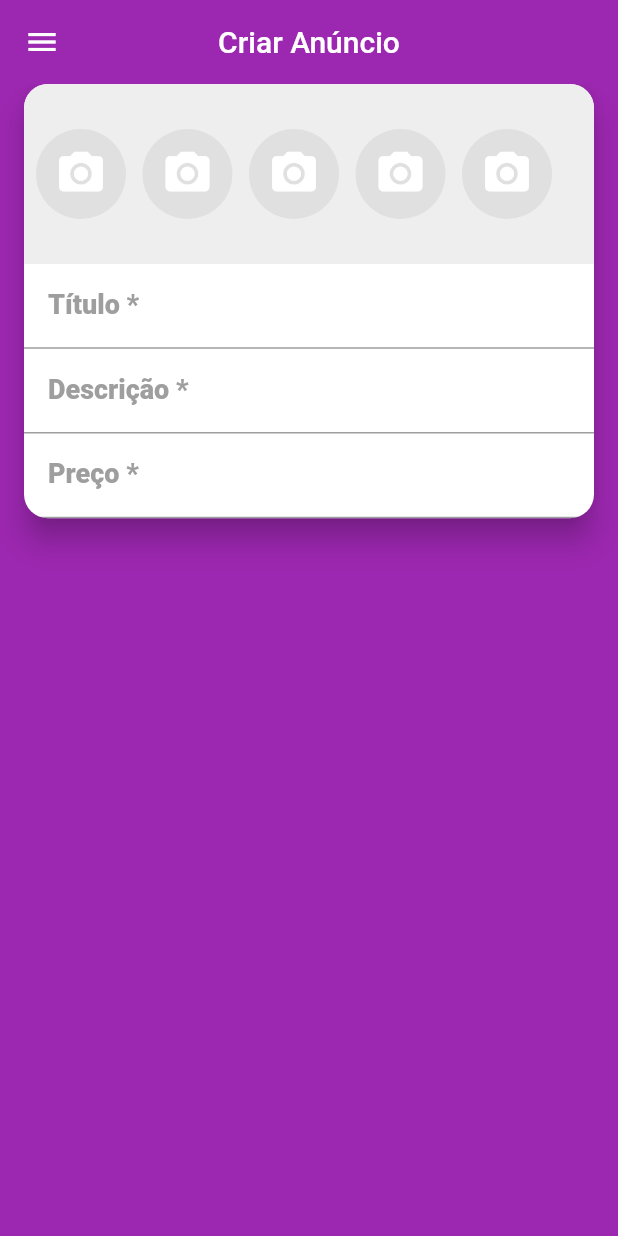
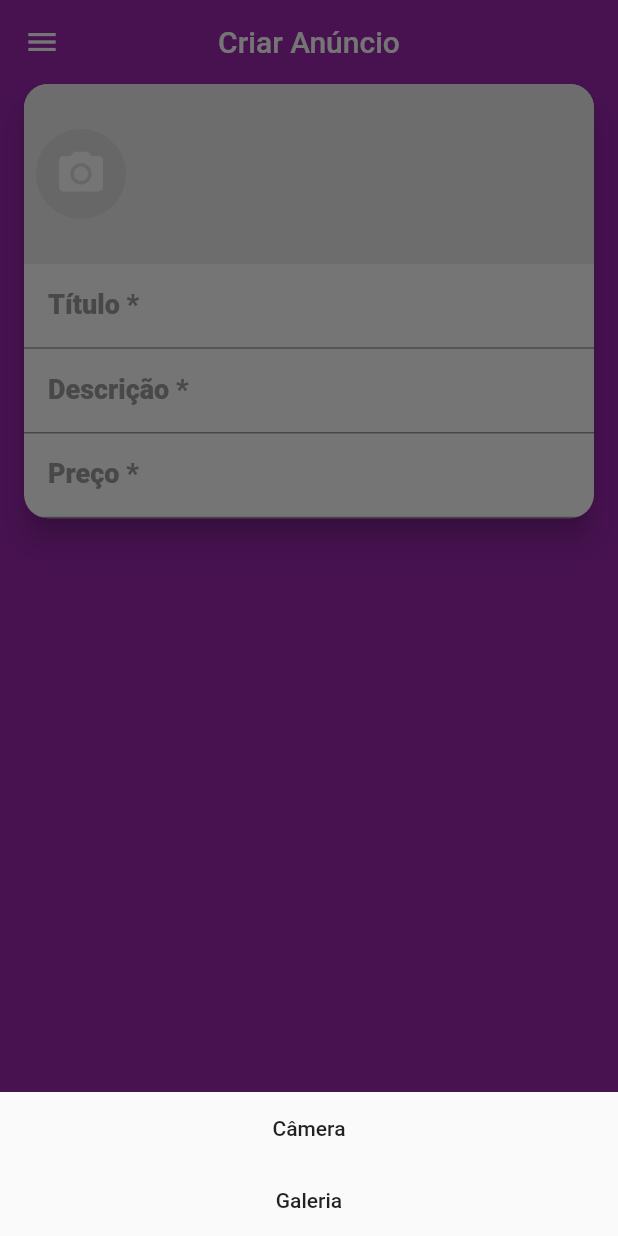
Before and after one commit to Mjsilva7/mobX, a Flutter app: the CreateScreen screen opened directly, after a tap on the "camera alt" icon, on a phone screen of 412 x 824 dp. Run offline on Flutter 3.47's test engine with Material 2 defaults, Android fonts, the phone set to English and light mode, and no system bars; our stand-ins replace brasil_fields, flutter_mobx, get_it, image_cropper, image_picker, mobx and 1 more; accounts and stored records are empty; generated files the repository leaves out were written again.

Commit message:
Novas implementações
inclusao de imagens

```diff
--- /dev/null
+++ b/xlomobX/lib/screens/create/components/image_source_modal.dart
@@ -0,0 +1,88 @@
+import 'dart:io';
+
+import 'package:flutter/cupertino.dart';
+import 'package:flutter/material.dart';
+import 'package:image_cropper/image_cropper.dart';
+import 'package:image_picker/image_picker.dart';
+
+class ImageSourceModal extends StatelessWidget {
+  ImageSourceModal(this.onImageSelected);
+
+  final Function(File) onImageSelected;
+
+  @override
+  Widget build(BuildContext context) {
+    if (Platform.isAndroid)
+      return BottomSheet(
+          onClosing: () {},
+          builder: (_) => Column(
+                mainAxisSize: MainAxisSize.min,
+                crossAxisAlignment: CrossAxisAlignment.stretch,
+                children: [
+                  FlatButton(
+                    child: const Text('Câmera'),
+                    onPressed: getFromCamera,
+                  ),
+                  FlatButton(
+                    child: const Text('Galeria'),
+                    onPressed: getFromGallery,
+                  ),
+                ],
+              ));
+    else
+      return CupertinoActionSheet(
+        title: const Text('Selecionar foto para o anúncio!'),
+        cancelButton: CupertinoActionSheetAction(
+            child: const Text(
+              'Cancelar',
+              style: TextStyle(
+                color: Colors.red,
+              ),
+            ),
+            onPressed: Navigator.of(context).pop),
+        actions: [
+          CupertinoActionSheetAction(
+            child: const Text('Câmera'),
+            onPressed: getFromCamera,
+          ),
+          CupertinoActionSheetAction(
+            child: const Text('Galeria'),
+            onPressed: getFromGallery,
+          ),
+        ],
+      );
+  }
+
+  Future<void> getFromCamera() async {
+    final pickedFile = await ImagePicker().getImage(source: ImageSource.camera);
+    if (pickedFile == null) return;
+    final image = File(pickedFile.path);
+    imageSelected(image);
+  }
+
+  Future<void> getFromGallery() async {
+    final pickedFile =
+        await ImagePicker().getImage(source: ImageSource.gallery);
+    if (pickedFile == null) return;
+    final image = File(pickedFile.path);
+    imageSelected(image);
+  }
+
+  Future<void> imageSelected(File image) async {
+    final croppedFile = await ImageCropper.cropImage(
+      sourcePath: image.path,
+      aspectRatio: CropAspectRatio(ratioX: 1, ratioY: 1),
+      androidUiSettings: AndroidUiSettings(
+        toolbarTitle: 'Editar imagem',
+        toolbarColor: Colors.purple,
+        toolbarWidgetColor: Colors.white,
+      ),
+      iosUiSettings: IOSUiSettings(
+        title: 'Edita imagem',
+        cancelButtonTitle: 'Cancelar',
+        doneButtonTitle: 'Concluir',
+      ),
+    );
+    if (croppedFile != null) onImageSelected(croppedFile);
+  }
+}
--- a/xlomobX/lib/screens/create/components/images_field.dart
+++ b/xlomobX/lib/screens/create/components/images_field.dart
@@ -2,17 +2,34 @@ import 'dart:io';
 
 import 'package:flutter/cupertino.dart';
 import 'package:flutter/material.dart';
+import 'package:flutter_mobx/flutter_mobx.dart';
+import 'package:xlomobX/screens/create/components/image_source_modal.dart';
+import 'package:xlomobX/store/create_store.dart';
 
 class ImagesField extends StatelessWidget {
+  ImagesField(this.createStore);
+
+  final CreateStore createStore;
+
   @override
   Widget build(BuildContext context) {
+    void onImageSelected(File image) {
+      createStore.images.add(image);
+      Navigator.of(context).pop();
+    }
+
     return Container(
       color: Colors.grey[200],
       height: 120,
-      child: ListView.builder(
+      child: Observer(
+        builder: (_) {
+          return ListView.builder(
             scrollDirection: Axis.horizontal,
-        itemCount: 5,
+            itemCount: createStore.images.length < 5
+                ? createStore.images.length + 1
+                : 5,
             itemBuilder: (_, index) {
+              if (index == createStore.images.length)
                 return Padding(
                   padding: const EdgeInsets.fromLTRB(8, 8, 3, 8),
                   child: GestureDetector(
@@ -20,12 +37,12 @@ class ImagesField extends StatelessWidget {
                       if (Platform.isAndroid) {
                         showModalBottomSheet(
                           context: context,
-                    builder: null,
+                          builder: (_) => ImageSourceModal(onImageSelected),
                         );
                       } else {
                         showCupertinoModalPopup(
                           context: context,
-                    builder: null,
+                          builder: (_) => ImageSourceModal(onImageSelected),
                         );
                       }
                     },
@@ -48,8 +65,22 @@ class ImagesField extends StatelessWidget {
                           //   ),
                           // ),
                         ],
-                  )),
                       ),
+                    ),
+                  ),
+                );
+              else
+                return Padding(
+                  padding: const EdgeInsets.fromLTRB(8, 8, 3, 8),
+                  child: GestureDetector(
+                    onTap: () {},
+                    child: CircleAvatar(
+                      radius: 30,
+                      backgroundImage: FileImage(createStore.images[index]),
+                    ),
+                  ),
+                );
+            },
           );
         },
       ),
--- a/xlomobX/lib/screens/create/create_screen.dart
+++ b/xlomobX/lib/screens/create/create_screen.dart
@@ -3,8 +3,11 @@ import 'package:flutter/material.dart';
 import 'package:flutter/services.dart';
 import 'package:xlomobX/components/custom_drawer/custom_drawer.dart';
 import 'package:xlomobX/screens/create/components/images_field.dart';
+import 'package:xlomobX/store/create_store.dart';
 
 class CreateScreen extends StatelessWidget {
+  final CreateStore createStore = CreateStore();
+
   final labelStyle =
       TextStyle(fontWeight: FontWeight.w800, color: Colors.grey, fontSize: 18);
   final contentPadding = const EdgeInsets.fromLTRB(16, 10, 12, 10);
@@ -25,7 +28,7 @@ class CreateScreen extends StatelessWidget {
         child: Column(
           mainAxisSize: MainAxisSize.min,
           children: [
-            ImagesField(),
+            ImagesField(createStore),
             TextFormField(
               decoration: InputDecoration(
                 labelText: 'Título *',
--- /dev/null
+++ b/xlomobX/lib/store/create_store.dart
@@ -0,0 +1,9 @@
+import 'package:mobx/mobx.dart';
+
+part 'create_store.g.dart';
+
+class CreateStore = _CreateStore with _$CreateStore;
+
+abstract class _CreateStore with Store {
+  ObservableList images = ObservableList();
+}
--- a/xlomobX/pubspec.yaml
+++ b/xlomobX/pubspec.yaml
@@ -33,6 +33,8 @@ dependencies:
   flutter_mobx: ^1.1.0+2
   get_it: ^4.0.4
   brasil_fields: ^0.6.1
+  image_picker: ^0.6.7+7
+  image_cropper: ^1.4.0
 
 dev_dependencies:
   flutter_test:
```
Also changed, not shown: xlomobX/lib/store/create_store.g.dart (added), xlomobX/lib/store/user_manager_store.g.dart, xlomobX/pubspec.lock, 6 other files. Lines whose indentation alone changed are shown as unchanged.
